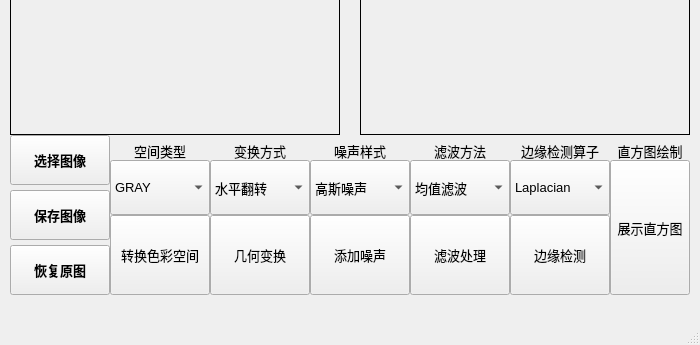
Humble-Engineer/Img_processor, file MainWindow.ui: the form before one commit; both pictures show x 0 to 700 and y 225 to 570 of the 700 by 570 pixel window.
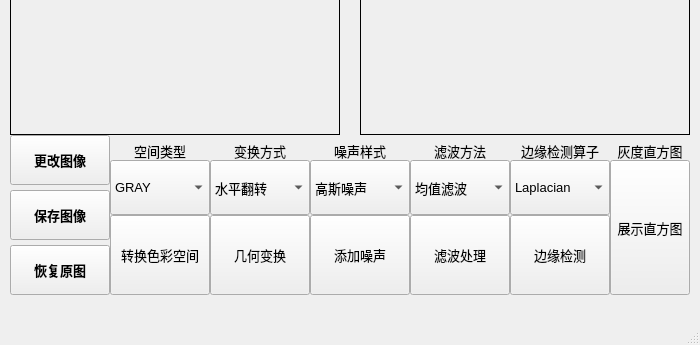
The form after the commit.

Commit message: 补充了部分测试图像

Diff of the .ui file:
```diff
--- a/MainWindow.ui
+++ b/MainWindow.ui
@@ -99,7 +99,7 @@
      </font>
     </property>
     <property name="text">
-     <string>选择图像</string>
+     <string>更改图像</string>
     </property>
    </widget>
    <widget class="QLabel" name="label">
@@ -459,7 +459,7 @@
      </rect>
     </property>
     <property name="text">
-     <string>直方图绘制</string>
+     <string>灰度直方图</string>
     </property>
     <property name="alignment">
      <set>Qt::AlignmentFlag::AlignCenter</set>
```
The commit also changes 5 other files.
